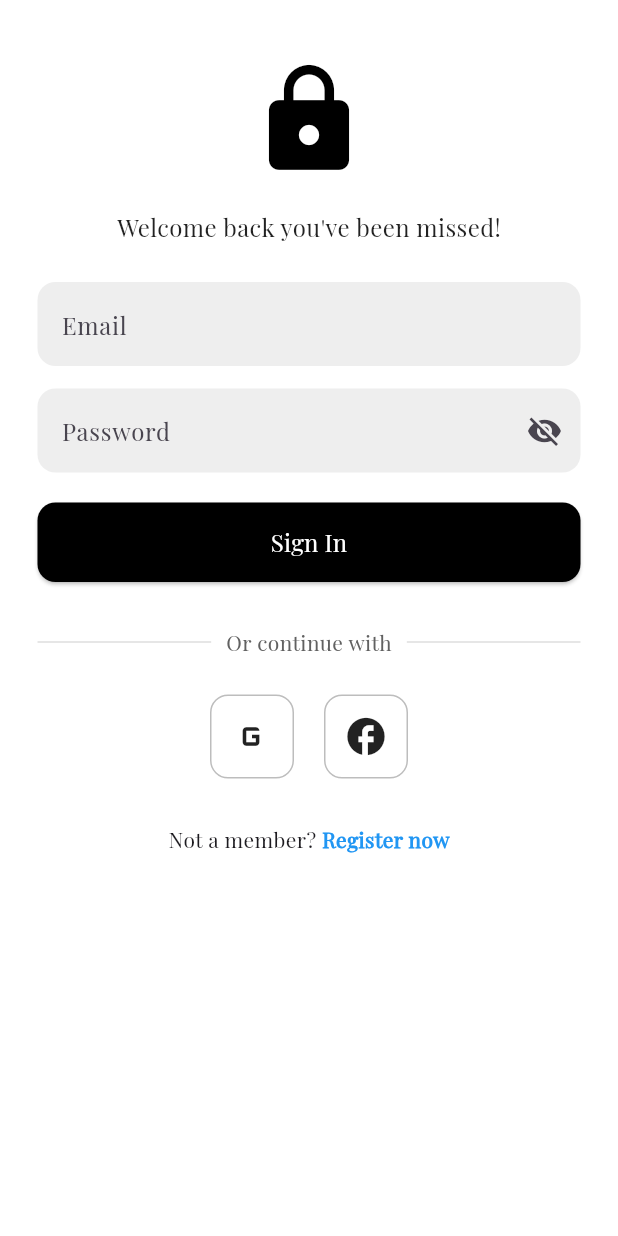
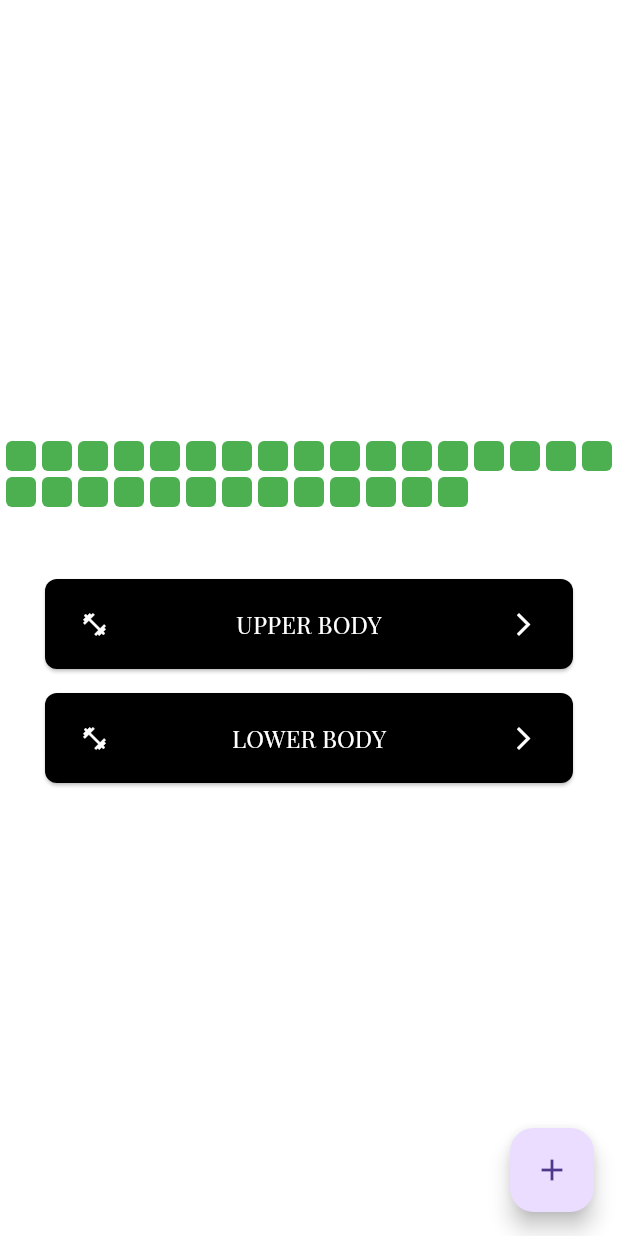
Before and after one commit to MohamedAliShosha/Athlio, a Flutter app: the LoginView screen opened by its route, after a tap on "Sign In", on a phone screen of 412 x 824 dp. Run offline on Flutter 3.47's test engine with Material 3 defaults, Android fonts, the light colour scheme and no system bars; our stand-ins replace go_router.

Commit message:
feat: Add workout categories view and navigation
Create the initial structure and view for the workout categories feature.

- Add the new `WorkoutCategoriesView` to the application.
- Update the app router to include a route for the new view.
- Modify the login screen to navigate to the workout categories view after a successful sign-in, establishing the post-authentication user flow.

```diff
--- a/lib/core/routing/app_router.dart
+++ b/lib/core/routing/app_router.dart
@@ -1,6 +1,7 @@
 import 'package:athlio/features/login/presentation/views/login_view.dart';
 import 'package:athlio/features/onboarding/presentation/view/onboarding_view.dart';
 import 'package:athlio/features/sign_up/presentation/views/sign_up_view.dart';
+import 'package:athlio/features/workout_categories/presentation/views/workout_categories_view.dart';
 import 'package:go_router/go_router.dart';
 
 abstract class AppRouter {
--- a/lib/features/login/presentation/widgets/login_view_body.dart
+++ b/lib/features/login/presentation/widgets/login_view_body.dart
@@ -52,6 +52,8 @@ class LoginViewBody extends StatelessWidget {
                 text: "Sign In",
                 onPressed: () {
                   // handle login
+                  GoRouter.of(context)
+                      .pushReplacement(AppRouter.kWorkoutCategoriesView);
                 },
               ),
 
--- /dev/null
+++ b/lib/features/workout_categories/presentation/views/workout_categories_view.dart
@@ -0,0 +1,139 @@
+import 'package:flutter/material.dart';
+
+class WorkoutCategoriesView extends StatelessWidget {
+  const WorkoutCategoriesView({super.key});
+
+  @override
+  Widget build(BuildContext context) {
+    return Scaffold(
+      backgroundColor: Colors.white,
+      body: SafeArea(
+        child: Column(
+          mainAxisAlignment: MainAxisAlignment.center,
+          children: [
+            // Placeholder for the green body grid
+            Center(
+              child: Wrap(
+                spacing: 4,
+                runSpacing: 4,
+                children: List.generate(
+                  30,
+                  (index) => Container(
+                    width: 20,
+                    height: 20,
+                    decoration: BoxDecoration(
+                      color: Colors.green,
+                      borderRadius: BorderRadius.circular(4),
+                    ),
+                  ),
+                ),
+              ),
+            ),
+            const SizedBox(height: 40),
+
+            // Upper body button
+            _buildCategoryButton(
+              context,
+              title: "UPPER BODY",
+              onPressed: () {},
+            ),
+
+            // Lower body button
+            _buildCategoryButton(
+              context,
+              title: "LOWER BODY",
+              onPressed: () {},
+            ),
+          ],
+        ),
+      ),
+
+      // Floating Action Button -> opens New Workout Dialog
+      floatingActionButton: FloatingActionButton(
+        onPressed: () {
+          showDialog(
+            context: context,
+            builder: (_) => const NewWorkoutDialog(),
+          );
+        },
+        child: const Icon(Icons.add),
+      ),
+    );
+  }
+
+  Widget _buildCategoryButton(BuildContext context,
+      {required String title, required VoidCallback onPressed}) {
+    return Padding(
+      padding: const EdgeInsets.symmetric(horizontal: 30, vertical: 8),
+      child: ElevatedButton(
+        style: ElevatedButton.styleFrom(
+          backgroundColor: Colors.black,
+          minimumSize: const Size(double.infinity, 60),
+          shape: RoundedRectangleBorder(
+            borderRadius: BorderRadius.circular(8),
+          ),
+        ),
+        onPressed: onPressed,
+        child: Row(
+          mainAxisAlignment: MainAxisAlignment.spaceBetween,
+          children: [
+            const Icon(Icons.fitness_center, color: Colors.white),
+            Text(
+              title,
+              style: const TextStyle(fontSize: 16, color: Colors.white),
+            ),
+            const Icon(Icons.arrow_forward_ios, color: Colors.white),
+          ],
+        ),
+      ),
+    );
+  }
+}
+
+class NewWorkoutDialog extends StatelessWidget {
+  const NewWorkoutDialog({super.key});
+
+  @override
+  Widget build(BuildContext context) {
+    final TextEditingController controller = TextEditingController();
+
+    return AlertDialog(
+      backgroundColor: Colors.black87,
+      title: const Text(
+        "New workout",
+        style: TextStyle(color: Colors.white),
+      ),
+      content: TextField(
+        controller: controller,
+        style: const TextStyle(color: Colors.white),
+        decoration: const InputDecoration(
+          hintText: "Workout name",
+          hintStyle: TextStyle(color: Colors.white54),
+          enabledBorder: UnderlineInputBorder(
+            borderSide: BorderSide(color: Colors.white54),
+          ),
+          focusedBorder: UnderlineInputBorder(
+            borderSide: BorderSide(color: Colors.white),
+          ),
+        ),
+      ),
+      actions: [
+        TextButton(
+          onPressed: () => Navigator.pop(context),
+          child: const Text("Cancel", style: TextStyle(color: Colors.white)),
+        ),
+        ElevatedButton(
+          onPressed: () {
+            final workoutName = controller.text.trim();
+            if (workoutName.isNotEmpty) {
+              // Save workout logic here
+              Navigator.pop(context);
+            }
+          },
+          style: ElevatedButton.styleFrom(backgroundColor: Colors.green),
+          child: const Text("Save"),
+        ),
+      ],
+    );
+  }
+}
```
